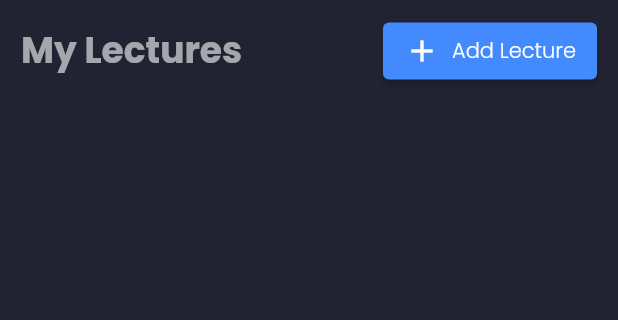
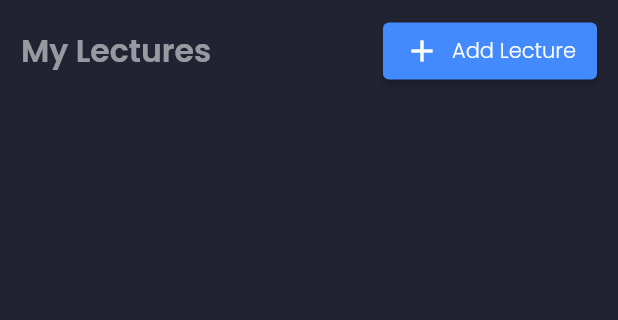
Before and after one commit to SchroederLionel/Crayon_Management, a Flutter app: the Dashboard screen opened by its route, on a phone screen of 412 x 824 dp, the part 96-416 px from its top. Run offline on Flutter 3.47's test engine with Material 2 defaults, Android fonts, the phone set to English and light mode, and no system bars; our stand-ins replace cloud_firestore, firebase_auth, firebase_core, firebase_storage, flip_card, qr_flutter and 3 more; missing offline and left inert: dart:html, flutter_dropzone, pdf_render; accounts and stored records are empty; generated files the repository leaves out were written again.

Commit message:
Replacing google fonts with local font

```diff
--- a/lib/providers/util_providers/theme_provider.dart
+++ b/lib/providers/util_providers/theme_provider.dart
@@ -1,5 +1,4 @@
 import 'package:flutter/material.dart';
-import 'package:google_fonts/google_fonts.dart';
 
 class ThemeProvider extends ChangeNotifier {
   late ThemeData _selectedTheme;
@@ -18,23 +17,37 @@ class ThemeProvider extends ChangeNotifier {
       scaffoldBackgroundColor: const Color(0xFFFEFEFE),
       canvasColor: Colors.white,
       cardColor: const Color(0xFFF2F2F2),
-      textTheme: TextTheme(
-          headline1: GoogleFonts.poppins(
-              fontSize: 32.0, fontWeight: FontWeight.bold, color: Colors.black),
-          headline2: GoogleFonts.poppins(
-              fontSize: 24.0,
-              fontWeight: FontWeight.bold,
+      textTheme: const TextTheme(
+          headline1: TextStyle(
+              fontFamily: 'Poppins',
+              fontSize: 28,
+              fontWeight: FontWeight.w700,
+              color: Colors.black),
+          headline2: TextStyle(
+              fontFamily: 'Poppins',
+              fontSize: 21,
+              fontWeight: FontWeight.w600,
               color: Colors.black54),
-          subtitle1: GoogleFonts.poppins(
-              fontSize: 21.0,
-              fontWeight: FontWeight.bold,
+          subtitle1: TextStyle(
+              fontFamily: 'Poppins',
+              fontSize: 21,
+              fontWeight: FontWeight.w600,
               color: Colors.blueAccent),
-          bodyText1: GoogleFonts.poppins(
-              fontSize: 18, color: Colors.black, fontWeight: FontWeight.normal),
-          bodyText2: GoogleFonts.poppins(
-              fontSize: 18, color: Colors.white, fontWeight: FontWeight.normal),
-          headline6: GoogleFonts.poppins(
-              fontSize: 18, color: Colors.black, fontWeight: FontWeight.bold)));
+          bodyText1: TextStyle(
+              fontFamily: 'Poppins',
+              fontSize: 18,
+              fontWeight: FontWeight.w400,
+              color: Colors.black),
+          bodyText2: TextStyle(
+              fontFamily: 'Poppins',
+              fontSize: 18,
+              fontWeight: FontWeight.w400,
+              color: Colors.white),
+          headline6: TextStyle(
+              fontFamily: 'Poppins',
+              fontSize: 18,
+              fontWeight: FontWeight.w700,
+              color: Colors.black)));
 
   ThemeData dark = ThemeData(
       fontFamily: 'Poppins',
@@ -50,25 +63,37 @@ class ThemeProvider extends ChangeNotifier {
       scaffoldBackgroundColor: const Color(0xFF212332),
       canvasColor: const Color(0xFF2A2D3E),
       cardColor: const Color(0xFF2A2D3E),
-      textTheme: TextTheme(
+      textTheme: const TextTheme(
           headline1: TextStyle(
-              fontFamily: 'Poppins', fontSize: 32, fontWeight: FontWeight.w400),
-          headline2: GoogleFonts.poppins(
-              fontSize: 24.0,
-              fontWeight: FontWeight.bold,
-              color: Colors.white60),
-          subtitle1: GoogleFonts.poppins(
-              fontSize: 21.0,
-              fontWeight: FontWeight.bold,
+              fontFamily: 'Poppins',
+              fontSize: 28,
+              fontWeight: FontWeight.w700,
+              color: Colors.white),
+          headline2: TextStyle(
+              fontFamily: 'Poppins',
+              fontSize: 21,
+              fontWeight: FontWeight.w600,
+              color: Colors.white54),
+          subtitle1: TextStyle(
+              fontFamily: 'Poppins',
+              fontSize: 21,
+              fontWeight: FontWeight.w600,
               color: Colors.blueAccent),
-          bodyText1: GoogleFonts.poppins(
-              fontSize: 18, color: Colors.white, fontWeight: FontWeight.normal),
-          bodyText2: GoogleFonts.poppins(
+          bodyText1: TextStyle(
+              fontFamily: 'Poppins',
               fontSize: 18,
-              color: Colors.white54,
-              fontWeight: FontWeight.normal),
-          headline6: GoogleFonts.poppins(
-              fontSize: 18, color: Colors.white, fontWeight: FontWeight.bold)));
+              fontWeight: FontWeight.w400,
+              color: Colors.white),
+          bodyText2: TextStyle(
+              fontFamily: 'Poppins',
+              fontSize: 18,
+              fontWeight: FontWeight.w400,
+              color: Colors.white54),
+          headline6: TextStyle(
+              fontFamily: 'Poppins',
+              fontSize: 18,
+              fontWeight: FontWeight.w700,
+              color: Colors.white)));
 
   ThemeProvider({required bool isDarkMode}) {
     _selectedTheme = isDarkMode ? dark : light;
--- a/lib/screens/login_registration/components/sign_in.dart
+++ b/lib/screens/login_registration/components/sign_in.dart
@@ -44,7 +44,7 @@ class _SignInState extends State<SignIn> {
         Provider.of<UserProvider>(context, listen: false);
     return Center(
         child: SizedBox(
-      height: 500,
+      height: 550,
       width: 400,
       child: Card(
         child: Padding(
--- a/pubspec.yaml
+++ b/pubspec.yaml
@@ -41,7 +41,6 @@ dependencies:
   cupertino_icons: ^1.0.2
   provider: ^6.0.1
   shared_preferences: ^2.0.8
-  google_fonts: ^2.1.0
   flip_card: ^0.5.0
   scrollable_positioned_list: ^0.2.0-nullsafety.0
   validators: ^3.0.0
```
